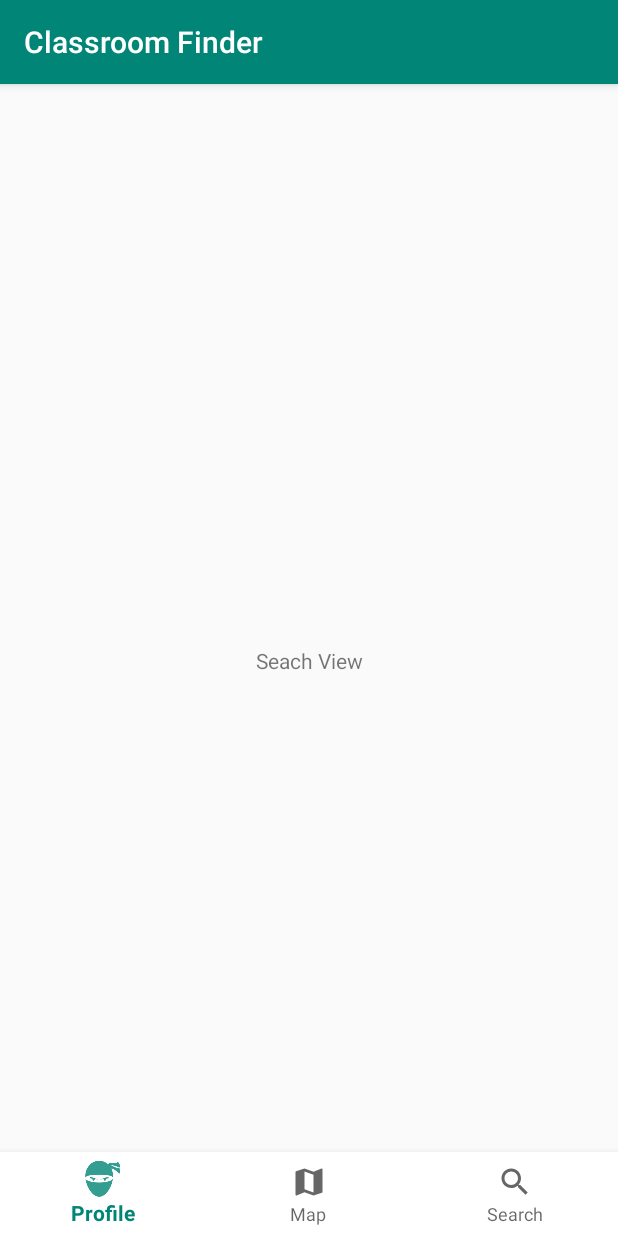
After one commit to CalebLangbroek/classroom-finder, an Android app: the SearchFragment screen opened through its navigation route, on a phone screen of 412 x 824 dp. The commit adds this screen. Run offline under Robolectric (Android 15) with nearby library versions, the phone set to English and light mode, and no system bars; our stand-ins replace data binding.

Commit message:
Added map, profile, and search fragments

```diff
--- /dev/null
+++ b/app/src/main/java/com/ninjatech/classroomfinder/MapFragment.kt
@@ -0,0 +1,27 @@
+package com.ninjatech.classroomfinder
+
+
+import android.os.Bundle
+import androidx.fragment.app.Fragment
+import android.view.LayoutInflater
+import android.view.View
+import android.view.ViewGroup
+import androidx.databinding.DataBindingUtil
+import com.ninjatech.classroomfinder.databinding.FragmentMapBinding
+
+/**
+ * A simple [Fragment] subclass.
+ */
+class MapFragment : Fragment() {
+
+    override fun onCreateView(
+        inflater: LayoutInflater, container: ViewGroup?,
+        savedInstanceState: Bundle?
+    ): View? {
+        // Inflate the layout for this fragment
+        val binding = DataBindingUtil.inflate<FragmentMapBinding>(inflater, R.layout.fragment_map, container, false)
+        return binding.root
+    }
+
+
+}
--- /dev/null
+++ b/app/src/main/java/com/ninjatech/classroomfinder/SearchFragment.kt
@@ -0,0 +1,27 @@
+package com.ninjatech.classroomfinder
+
+
+import android.os.Bundle
+import androidx.fragment.app.Fragment
+import android.view.LayoutInflater
+import android.view.View
+import android.view.ViewGroup
+import androidx.databinding.DataBindingUtil
+import com.ninjatech.classroomfinder.databinding.FragmentSearchBinding
+
+/**
+ * A simple [Fragment] subclass.
+ */
+class SearchFragment : Fragment() {
+
+    override fun onCreateView(
+        inflater: LayoutInflater, container: ViewGroup?,
+        savedInstanceState: Bundle?
+    ): View? {
+        // Inflate the layout for this fragment
+        val binding = DataBindingUtil.inflate<FragmentSearchBinding>(inflater, R.layout.fragment_search, container, false)
+        return binding.root
+    }
+
+
+}
--- a/app/src/main/res/layout/activity_main.xml
+++ b/app/src/main/res/layout/activity_main.xml
@@ -1,21 +1,19 @@
 <?xml version="1.0" encoding="utf-8"?>
+<layout xmlns:android="http://schemas.android.com/apk/res/android"
+        xmlns:app="http://schemas.android.com/apk/res-auto"
+        xmlns:tools="http://schemas.android.com/tools">
+
     <androidx.constraintlayout.widget.ConstraintLayout
-        xmlns:android="http://schemas.android.com/apk/res/android"
-        xmlns:tools="http://schemas.android.com/tools"
-        xmlns:app="http://schemas.android.com/apk/res-auto"
             android:layout_width="match_parent"
             android:layout_height="match_parent"
             tools:context=".MainActivity">
-
-    <TextView
-            android:id="@+id/textView"
-            android:layout_width="wrap_content"
-            android:layout_height="wrap_content"
-            android:text="Hello World!"
-            app:layout_constraintBottom_toBottomOf="parent"
-            app:layout_constraintLeft_toLeftOf="parent"
-            app:layout_constraintRight_toRightOf="parent"
-            app:layout_constraintTop_toTopOf="parent" />
+        <fragment
+                android:id="@+id/appNavHostFragment"
+                android:name="androidx.navigation.fragment.NavHostFragment"
+                android:layout_width="match_parent"
+                android:layout_height="match_parent"
+                app:defaultNavHost="true"
+                app:navGraph="@navigation/navigation" />
 
         <com.google.android.material.bottomnavigation.BottomNavigationView
                 android:id="@+id/bottom_nav"
@@ -25,5 +23,5 @@
                 app:itemBackground="@android:color/white"
                 app:layout_constraintBottom_toBottomOf="parent"
                 app:menu="@menu/bottom_nav_menu" />
-
     </androidx.constraintlayout.widget.ConstraintLayout>
+</layout>
--- /dev/null
+++ b/app/src/main/res/layout/fragment_search.xml
@@ -0,0 +1,21 @@
+<?xml version="1.0" encoding="utf-8"?>
+<layout xmlns:android="http://schemas.android.com/apk/res/android"
+        xmlns:app="http://schemas.android.com/apk/res-auto"
+        xmlns:tools="http://schemas.android.com/tools"
+        tools:context=".SearchFragment">
+
+    <androidx.constraintlayout.widget.ConstraintLayout
+            android:layout_width="match_parent"
+            android:layout_height="match_parent">
+
+        <TextView
+                android:id="@+id/searchText"
+                android:layout_width="wrap_content"
+                android:layout_height="wrap_content"
+                android:text="Seach View"
+                app:layout_constraintBottom_toBottomOf="parent"
+                app:layout_constraintEnd_toEndOf="parent"
+                app:layout_constraintStart_toStartOf="parent"
+                app:layout_constraintTop_toTopOf="parent" />
+    </androidx.constraintlayout.widget.ConstraintLayout>
+</layout>
--- /dev/null
+++ b/app/src/main/res/navigation/navigation.xml
@@ -0,0 +1,38 @@
+<?xml version="1.0" encoding="utf-8"?>
+<navigation xmlns:android="http://schemas.android.com/apk/res/android"
+        xmlns:app="http://schemas.android.com/apk/res-auto"
+        xmlns:tools="http://schemas.android.com/tools"
+        android:id="@+id/navigation"
+        app:startDestination="@id/mapFragment">
+
+    <fragment
+            android:id="@+id/mapFragment"
+            android:name="com.ninjatech.classroomfinder.MapFragment"
+            android:label="fragment_map"
+            tools:layout="@layout/fragment_map" >
+        <action
+                android:id="@+id/action_mapFragment_to_searchFragment"
+                app:destination="@id/searchFragment" />
+        <action
+                android:id="@+id/action_mapFragment_to_profileFragment"
+                app:destination="@id/profileFragment" />
+    </fragment>
+    <fragment
+            android:id="@+id/profileFragment"
+            android:name="com.ninjatech.classroomfinder.ProfileFragment"
+            android:label="fragment_profile"
+            tools:layout="@layout/fragment_profile" >
+        <action
+                android:id="@+id/action_profileFragment_to_mapFragment2"
+                app:destination="@id/mapFragment" />
+    </fragment>
+    <fragment
+            android:id="@+id/searchFragment"
+            android:name="com.ninjatech.classroomfinder.SearchFragment"
+            android:label="fragment_search"
+            tools:layout="@layout/fragment_search" >
+        <action
+                android:id="@+id/action_searchFragment_to_mapFragment"
+                app:destination="@id/mapFragment" />
+    </fragment>
+</navigation>
--- a/app/src/main/res/values/strings.xml
+++ b/app/src/main/res/values/strings.xml
@@ -1,3 +1,6 @@
 <resources>
     <string name="app_name">Classroom Finder</string>
+
+    <!-- TODO: Remove or change this placeholder text -->
+    <string name="hello_blank_fragment">Hello blank fragment</string>
 </resources>
```
Also changed, not shown: app/build.gradle (+11 -5 lines), app/src/main/java/com/ninjatech/classroomfinder/ProfileFragment.kt (added, +27 -0 lines), app/src/main/res/layout/fragment_map.xml (added, +15 -0 lines), app/src/main/res/layout/fragment_profile.xml (added, +21 -0 lines), build.gradle (+11 -2 lines). Lines whose indentation alone changed are shown as unchanged.
